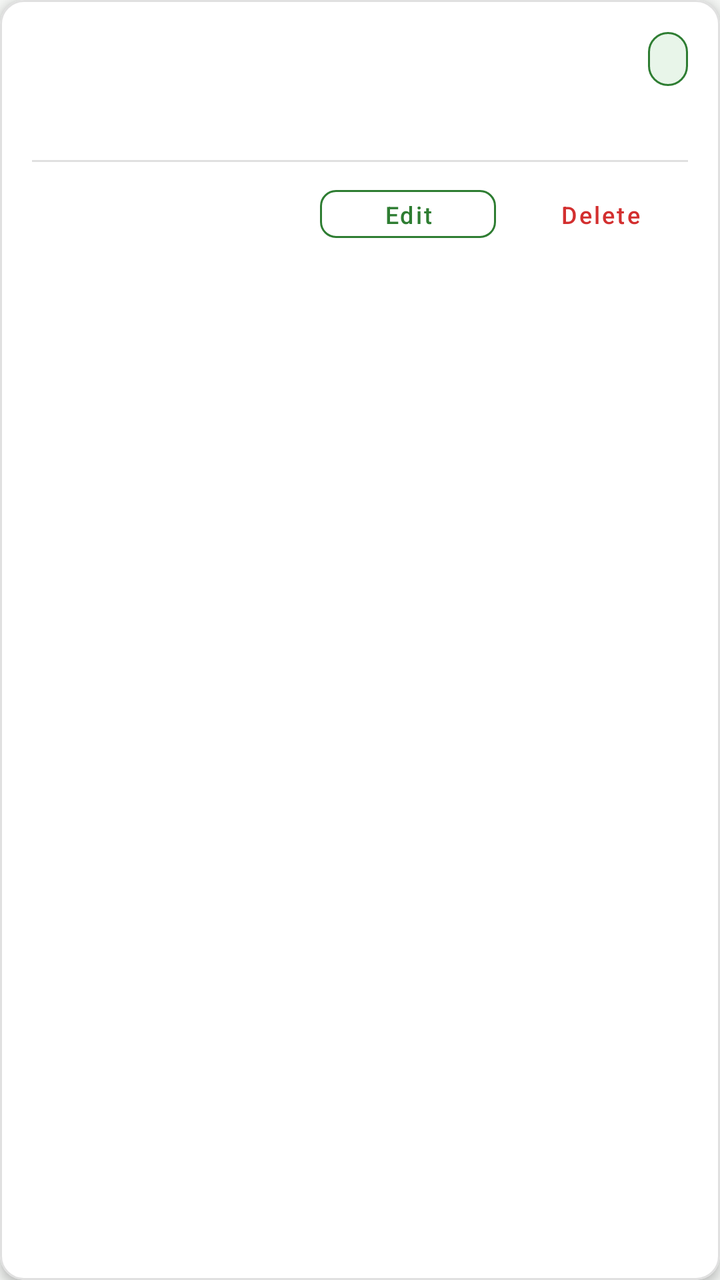
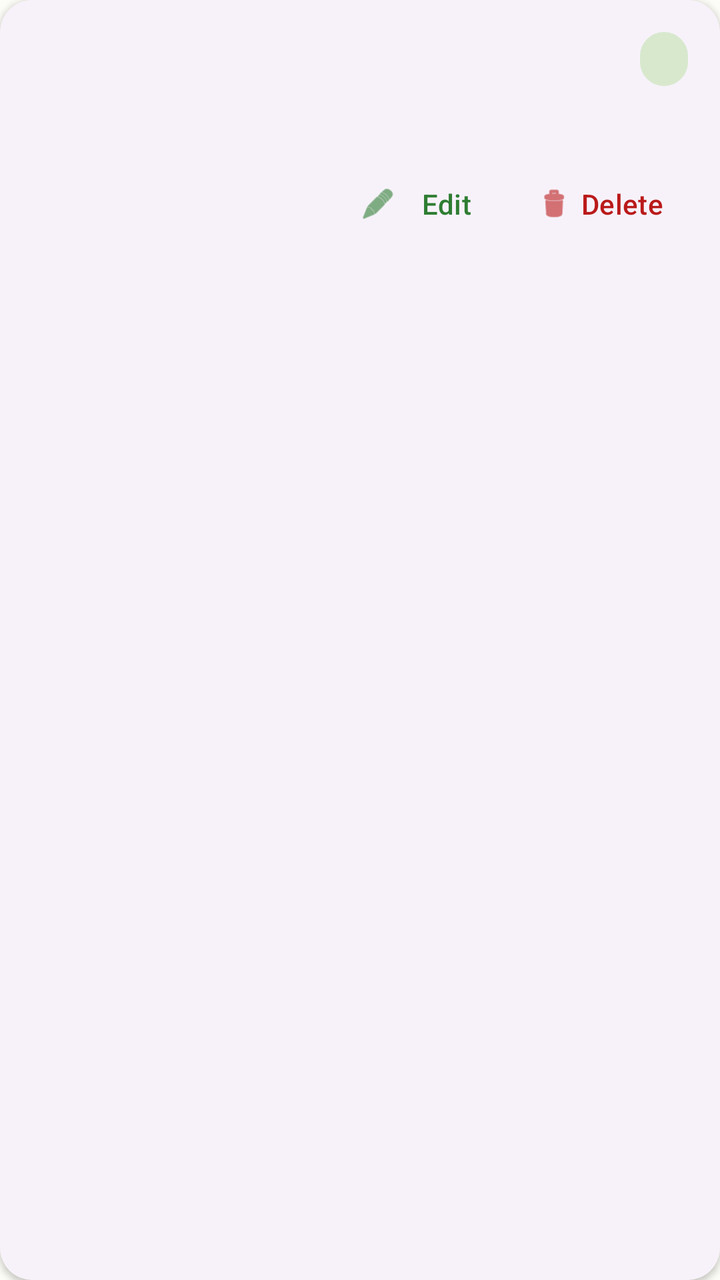

An Android layout rendered at two revisions. The XML below is the earlier revision; the diff shows what the commit changed to produce the second picture.
<!-- AndroidManifest.xml: application theme Theme.SmartPantry -->
<!-- res/layout/row_pantry_item.xml -->
<?xml version="1.0" encoding="utf-8"?>
<com.google.android.material.card.MaterialCardView xmlns:android="http://schemas.android.com/apk/res/android"
    xmlns:app="http://schemas.android.com/apk/res-auto"
    android:layout_width="match_parent"
    android:layout_height="wrap_content"
    android:layout_marginStart="4dp"
    android:layout_marginTop="6dp"
    android:layout_marginEnd="4dp"
    android:layout_marginBottom="6dp"
    app:cardBackgroundColor="@color/white"
    app:cardCornerRadius="12dp"
    app:cardElevation="3dp"
    app:strokeColor="@color/divider_color"
    app:strokeWidth="1dp">

    <LinearLayout
        android:layout_width="match_parent"
        android:layout_height="wrap_content"
        android:orientation="vertical"
        android:padding="16dp">

        <LinearLayout
            android:layout_width="match_parent"
            android:layout_height="wrap_content"
            android:gravity="center_vertical"
            android:orientation="horizontal">

            <TextView
                android:id="@+id/itemName"
                android:layout_width="0dp"
                android:layout_height="wrap_content"
                android:layout_weight="1"
                android:textColor="@color/text_primary"
                android:textSize="18sp"
                android:textStyle="bold" />

            <TextView
                android:id="@+id/itemBadge"
                android:layout_width="wrap_content"
                android:layout_height="wrap_content"
                android:background="@drawable/bg_badge"
                android:paddingStart="10dp"
                android:paddingTop="4dp"
                android:paddingEnd="10dp"
                android:paddingBottom="4dp"
                android:textColor="@color/green_dark"
                android:textSize="14sp"
                android:textStyle="bold" />
        </LinearLayout>

        <TextView
            android:id="@+id/itemDetails"
            android:layout_width="match_parent"
            android:layout_height="wrap_content"
            android:layout_marginTop="6dp"
            android:textColor="@color/text_secondary"
            android:textSize="14sp" />

        <View
            android:layout_width="match_parent"
            android:layout_height="1dp"
            android:layout_marginTop="12dp"
            android:layout_marginBottom="8dp"
            android:background="@color/divider_color" />

        <LinearLayout
            android:layout_width="match_parent"
            android:layout_height="wrap_content"
            android:gravity="end"
            android:orientation="horizontal">

            <com.google.android.material.button.MaterialButton
                android:id="@+id/editButton"
                style="@style/Widget.MaterialComponents.Button.OutlinedButton"
                android:layout_width="wrap_content"
                android:layout_height="36dp"
                android:layout_marginEnd="8dp"
                android:paddingStart="16dp"
                android:paddingEnd="16dp"
                android:text="Edit"
                android:textAllCaps="false"
                android:textColor="@color/green_primary"
                android:textSize="12sp"
                app:cornerRadius="8dp"
                app:strokeColor="@color/green_primary" />

            <com.google.android.material.button.MaterialButton
                android:id="@+id/deleteButton"
                style="@style/Widget.MaterialComponents.Button.TextButton"
                android:layout_width="wrap_content"
                android:layout_height="36dp"
                android:paddingStart="16dp"
                android:paddingEnd="16dp"
                android:text="Delete"
                android:textAllCaps="false"
                android:textColor="@color/red_warning"
                android:textSize="12sp" />
        </LinearLayout>
    </LinearLayout>
</com.google.android.material.card.MaterialCardView>
<!-- resources referenced by this layout -->
<resources>
  <color name="divider_color">#E0E0E0</color>
  <color name="green_dark">#1B5E20</color>
  <color name="green_primary">#2E7D32</color>
  <color name="red_warning">#D32F2F</color>
  <color name="text_primary">#1C1B1F</color>
  <color name="text_secondary">#555555</color>
  <color name="white">#FFFFFF</color>
  <!-- drawable bg_badge (drawable) -->
  <?xml version="1.0" encoding="utf-8"?>
  <shape xmlns:android="http://schemas.android.com/apk/res/android"
      android:shape="rectangle">
      <solid android:color="@color/green_light" />
      <corners android:radius="16dp" />
      <stroke android:width="1dp" android:color="@color/green_primary" />
  </shape>
  <style name="Theme.SmartPantry" parent="Theme.MaterialComponents.DayNight.DarkActionBar">
          <item name="colorPrimary">@color/green_primary</item>
          <item name="colorPrimaryVariant">@color/green_dark</item>
          <item name="colorOnPrimary">@color/white</item>
          <item name="colorSecondary">@color/amber_accent</item>
          <item name="colorOnSecondary">@color/white</item>
          <item name="android:windowBackground">@color/background_light</item>
          <item name="android:textColorPrimary">@color/text_primary</item>
      </style>
  <color name="green_light">#E8F5E9</color>
  <color name="amber_accent">#F57C00</color>
  <color name="background_light">#F4F6F4</color>
</resources>

<!-- the commit's change to res/layout/row_pantry_item.xml (unified diff, before → after) -->
@@ -3,15 +3,13 @@
     xmlns:app="http://schemas.android.com/apk/res-auto"
     android:layout_width="match_parent"
     android:layout_height="wrap_content"
-    android:layout_marginStart="4dp"
-    android:layout_marginTop="6dp"
-    android:layout_marginEnd="4dp"
-    android:layout_marginBottom="6dp"
-    app:cardBackgroundColor="@color/white"
-    app:cardCornerRadius="12dp"
-    app:cardElevation="3dp"
-    app:strokeColor="@color/divider_color"
-    app:strokeWidth="1dp">
+    android:layout_marginStart="16dp"
+    android:layout_marginTop="8dp"
+    android:layout_marginEnd="16dp"
+    android:layout_marginBottom="8dp"
+    app:cardCornerRadius="16dp"
+    app:cardElevation="2dp"
+    app:strokeWidth="0dp">
 
     <LinearLayout
         android:layout_width="match_parent"
@@ -30,8 +28,8 @@
                 android:layout_width="0dp"
                 android:layout_height="wrap_content"
                 android:layout_weight="1"
-                android:textColor="@color/text_primary"
-                android:textSize="18sp"
+                android:textAppearance="?attr/textAppearanceTitleMedium"
+                android:textColor="?attr/colorOnSurface"
                 android:textStyle="bold" />
 
             <TextView
@@ -39,12 +37,13 @@
                 android:layout_width="wrap_content"
                 android:layout_height="wrap_content"
                 android:background="@drawable/bg_badge"
-                android:paddingStart="10dp"
+                android:backgroundTint="?attr/colorSecondaryContainer"
+                android:paddingStart="12dp"
                 android:paddingTop="4dp"
-                android:paddingEnd="10dp"
+                android:paddingEnd="12dp"
                 android:paddingBottom="4dp"
-                android:textColor="@color/green_dark"
-                android:textSize="14sp"
+                android:textColor="?attr/colorOnSecondaryContainer"
+                android:textAppearance="?attr/textAppearanceLabelLarge"
                 android:textStyle="bold" />
         </LinearLayout>
 
@@ -52,49 +51,34 @@
             android:id="@+id/itemDetails"
             android:layout_width="match_parent"
             android:layout_height="wrap_content"
-            android:layout_marginTop="6dp"
-            android:textColor="@color/text_secondary"
-            android:textSize="14sp" />
-
-        <View
-            android:layout_width="match_parent"
-            android:layout_height="1dp"
-            android:layout_marginTop="12dp"
-            android:layout_marginBottom="8dp"
-            android:background="@color/divider_color" />
+            android:layout_marginTop="4dp"
+            android:textAppearance="?attr/textAppearanceBodyMedium"
+            android:textColor="?attr/colorOnSurfaceVariant" />
 
         <LinearLayout
             android:layout_width="match_parent"
             android:layout_height="wrap_content"
+            android:layout_marginTop="12dp"
             android:gravity="end"
             android:orientation="horizontal">
 
             <com.google.android.material.button.MaterialButton
                 android:id="@+id/editButton"
-                style="@style/Widget.MaterialComponents.Button.OutlinedButton"
+                style="@style/Widget.Material3.Button.TextButton"
                 android:layout_width="wrap_content"
-                android:layout_height="36dp"
-                android:layout_marginEnd="8dp"
-                android:paddingStart="16dp"
-                android:paddingEnd="16dp"
+                android:layout_height="wrap_content"
                 android:text="Edit"
-                android:textAllCaps="false"
-                android:textColor="@color/green_primary"
-                android:textSize="12sp"
-                app:cornerRadius="8dp"
-                app:strokeColor="@color/green_primary" />
+                app:icon="@android:drawable/ic_menu_edit" />
 
             <com.google.android.material.button.MaterialButton
                 android:id="@+id/deleteButton"
-                style="@style/Widget.MaterialComponents.Button.TextButton"
+                style="@style/Widget.Material3.Button.TextButton"
                 android:layout_width="wrap_content"
-                android:layout_height="36dp"
-                android:paddingStart="16dp"
-                android:paddingEnd="16dp"
+                android:layout_height="wrap_content"
                 android:text="Delete"
-                android:textAllCaps="false"
-                android:textColor="@color/red_warning"
-                android:textSize="12sp" />
+                android:textColor="?attr/colorError"
+                app:icon="@android:drawable/ic_menu_delete"
+                app:iconTint="?attr/colorError" />
         </LinearLayout>
     </LinearLayout>
 </com.google.android.material.card.MaterialCardView>
<!-- resource entries referenced after the edit -->
@@ -1,12 +1,24 @@
 <!-- resources referenced by this layout -->
 <resources>
-  <color name="divider_color">#E0E0E0</color>
-  <color name="green_dark">#1B5E20</color>
   <color name="green_primary">#2E7D32</color>
-  <color name="red_warning">#D32F2F</color>
-  <color name="text_primary">#1C1B1F</color>
-  <color name="text_secondary">#555555</color>
-  <color name="white">#FFFFFF</color>
+  <color name="md_theme_primary">#2E7D32</color>
+  <color name="md_theme_onPrimary">#FFFFFF</color>
+  <color name="md_theme_primaryContainer">#C8E6C9</color>
+  <color name="md_theme_onPrimaryContainer">#002107</color>
+  <color name="md_theme_secondary">#55634E</color>
+  <color name="md_theme_onSecondary">#FFFFFF</color>
+  <color name="md_theme_secondaryContainer">#D8E8CD</color>
+  <color name="md_theme_onSecondaryContainer">#131F0F</color>
+  <color name="md_theme_error">#BA1A1A</color>
+  <color name="md_theme_onError">#FFFFFF</color>
+  <color name="md_theme_errorContainer">#FFDAD6</color>
+  <color name="md_theme_onErrorContainer">#410002</color>
+  <color name="md_theme_background">#FCFDF6</color>
+  <color name="md_theme_surface">#FCFDF6</color>
+  <color name="md_theme_onSurface">#1A1C19</color>
+  <color name="md_theme_surfaceVariant">#DFE4D7</color>
+  <color name="md_theme_onSurfaceVariant">#43483E</color>
+  <color name="md_theme_outline">#73796D</color>
   <!-- drawable bg_badge (drawable) -->
   <?xml version="1.0" encoding="utf-8"?>
   <shape xmlns:android="http://schemas.android.com/apk/res/android"
@@ -15,17 +27,32 @@
       <corners android:radius="16dp" />
       <stroke android:width="1dp" android:color="@color/green_primary" />
   </shape>
-  <style name="Theme.SmartPantry" parent="Theme.MaterialComponents.DayNight.DarkActionBar">
-          <item name="colorPrimary">@color/green_primary</item>
-          <item name="colorPrimaryVariant">@color/green_dark</item>
-          <item name="colorOnPrimary">@color/white</item>
-          <item name="colorSecondary">@color/amber_accent</item>
-          <item name="colorOnSecondary">@color/white</item>
-          <item name="android:windowBackground">@color/background_light</item>
-          <item name="android:textColorPrimary">@color/text_primary</item>
+  <style name="Theme.SmartPantry" parent="Theme.Material3.DayNight.NoActionBar">
+          <item name="colorPrimary">@color/md_theme_primary</item>
+          <item name="colorOnPrimary">@color/md_theme_onPrimary</item>
+          <item name="colorPrimaryContainer">@color/md_theme_primaryContainer</item>
+          <item name="colorOnPrimaryContainer">@color/md_theme_onPrimaryContainer</item>
+  
+          <item name="colorSecondary">@color/md_theme_secondary</item>
+          <item name="colorOnSecondary">@color/md_theme_onSecondary</item>
+          <item name="colorSecondaryContainer">@color/md_theme_secondaryContainer</item>
+          <item name="colorOnSecondaryContainer">@color/md_theme_onSecondaryContainer</item>
+  
+          <item name="colorError">@color/md_theme_error</item>
+          <item name="colorOnError">@color/md_theme_onError</item>
+          <item name="colorErrorContainer">@color/md_theme_errorContainer</item>
+          <item name="colorOnErrorContainer">@color/md_theme_onErrorContainer</item>
+  
+          <item name="android:windowBackground">@color/md_theme_background</item>
+          <item name="colorSurface">@color/md_theme_surface</item>
+          <item name="colorOnSurface">@color/md_theme_onSurface</item>
+          <item name="colorSurfaceVariant">@color/md_theme_surfaceVariant</item>
+          <item name="colorOnSurfaceVariant">@color/md_theme_onSurfaceVariant</item>
+          <item name="colorOutline">@color/md_theme_outline</item>
+  
+          
+          <item name="materialCardViewStyle">@style/Widget.Material3.CardView.Elevated</item>
       </style>
   <color name="green_light">#E8F5E9</color>
-  <color name="amber_accent">#F57C00</color>
-  <color name="background_light">#F4F6F4</color>
 </resources>
 
